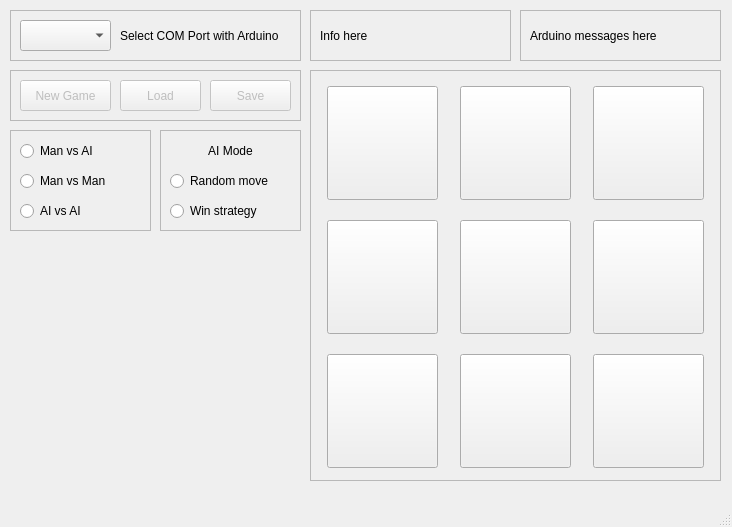
ZDAVanO/csad2425ki410ivaniukoo07, file src/win/Client_Lab_3/mainwindow.ui: the form before one commit.
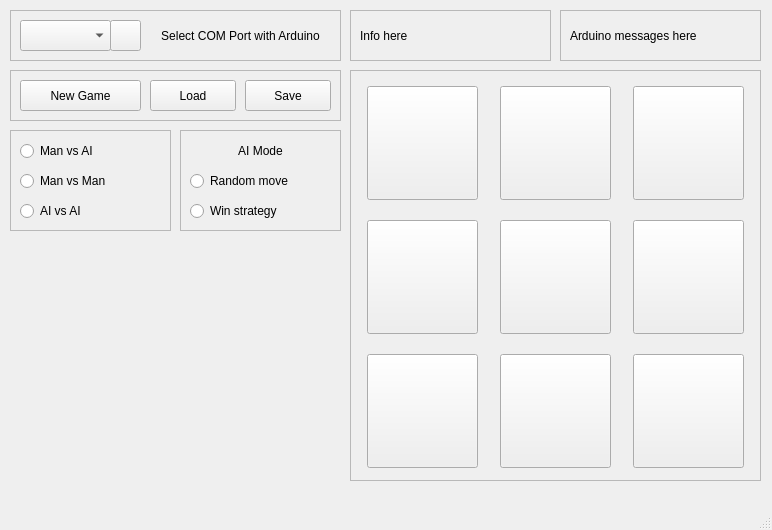
The form after the commit. Icons and pictures are not drawn.

Commit message: add client refresh button

The edit to the form file:
```diff
--- a/src/win/Client_Lab_3/mainwindow.ui
+++ b/src/win/Client_Lab_3/mainwindow.ui
@@ -6,8 +6,8 @@
    <rect>
     <x>0</x>
     <y>0</y>
-    <width>732</width>
-    <height>527</height>
+    <width>772</width>
+    <height>530</height>
    </rect>
   </property>
   <property name="windowTitle">
@@ -22,7 +22,7 @@
      <rect>
       <x>10</x>
       <y>70</y>
-      <width>291</width>
+      <width>331</width>
       <height>51</height>
      </rect>
     </property>
@@ -34,13 +34,13 @@
     </property>
     <widget class="QPushButton" name="newButton">
      <property name="enabled">
-      <bool>false</bool>
+      <bool>true</bool>
      </property>
      <property name="geometry">
       <rect>
        <x>10</x>
        <y>10</y>
-       <width>91</width>
+       <width>121</width>
        <height>31</height>
       </rect>
      </property>
@@ -50,13 +50,13 @@
     </widget>
     <widget class="QPushButton" name="loadButton">
      <property name="enabled">
-      <bool>false</bool>
+      <bool>true</bool>
      </property>
      <property name="geometry">
       <rect>
-       <x>110</x>
+       <x>140</x>
        <y>10</y>
-       <width>81</width>
+       <width>86</width>
        <height>31</height>
       </rect>
      </property>
@@ -66,13 +66,13 @@
     </widget>
     <widget class="QPushButton" name="saveButton">
      <property name="enabled">
-      <bool>false</bool>
+      <bool>true</bool>
      </property>
      <property name="geometry">
       <rect>
-       <x>200</x>
+       <x>235</x>
        <y>10</y>
-       <width>81</width>
+       <width>86</width>
        <height>31</height>
       </rect>
      </property>
@@ -89,7 +89,7 @@
      <rect>
       <x>10</x>
       <y>10</y>
-      <width>291</width>
+      <width>331</width>
       <height>51</height>
      </rect>
     </property>
@@ -118,9 +118,9 @@
     <widget class="QLabel" name="labelPort">
      <property name="geometry">
       <rect>
-       <x>110</x>
+       <x>140</x>
        <y>10</y>
-       <width>171</width>
+       <width>181</width>
        <height>31</height>
       </rect>
      </property>
@@ -130,12 +130,38 @@
      <property name="text">
       <string>Select COM Port with Arduino</string>
      </property>
+     <property name="alignment">
+      <set>Qt::AlignmentFlag::AlignCenter</set>
+     </property>
+    </widget>
+    <widget class="QPushButton" name="refreshButton">
+     <property name="geometry">
+      <rect>
+       <x>100</x>
+       <y>10</y>
+       <width>31</width>
+       <height>31</height>
+      </rect>
+     </property>
+     <property name="text">
+      <string/>
+     </property>
+     <property name="icon">
+      <iconset resource="resources.qrc">
+       <normaloff>:/resources/assets/refresh.png</normaloff>:/resources/assets/refresh.png</iconset>
+     </property>
+     <property name="iconSize">
+      <size>
+       <width>25</width>
+       <height>25</height>
+      </size>
+     </property>
     </widget>
    </widget>
    <widget class="QFrame" name="frame_stats">
     <property name="geometry">
      <rect>
-      <x>310</x>
+      <x>350</x>
       <y>10</y>
       <width>201</width>
       <height>51</height>
@@ -188,7 +214,7 @@
      <rect>
       <x>10</x>
       <y>130</y>
-      <width>141</width>
+      <width>161</width>
       <height>101</height>
      </rect>
     </property>
@@ -203,7 +229,7 @@
       <rect>
        <x>10</x>
        <y>10</y>
-       <width>121</width>
+       <width>141</width>
        <height>22</height>
       </rect>
      </property>
@@ -219,7 +245,7 @@
       <rect>
        <x>10</x>
        <y>40</y>
-       <width>121</width>
+       <width>141</width>
        <height>22</height>
       </rect>
      </property>
@@ -235,7 +261,7 @@
       <rect>
        <x>10</x>
        <y>70</y>
-       <width>121</width>
+       <width>141</width>
        <height>22</height>
       </rect>
      </property>
@@ -250,7 +276,7 @@
    <widget class="QFrame" name="frame_board">
     <property name="geometry">
      <rect>
-      <x>310</x>
+      <x>350</x>
       <y>70</y>
       <width>411</width>
       <height>411</height>
@@ -462,9 +488,9 @@
     </property>
     <property name="geometry">
      <rect>
-      <x>160</x>
+      <x>180</x>
       <y>130</y>
-      <width>141</width>
+      <width>161</width>
       <height>101</height>
      </rect>
     </property>
@@ -479,7 +505,7 @@
       <rect>
        <x>10</x>
        <y>70</y>
-       <width>121</width>
+       <width>141</width>
        <height>22</height>
       </rect>
      </property>
@@ -495,7 +521,7 @@
       <rect>
        <x>10</x>
        <y>40</y>
-       <width>121</width>
+       <width>141</width>
        <height>22</height>
       </rect>
      </property>
@@ -511,7 +537,7 @@
       <rect>
        <x>10</x>
        <y>10</y>
-       <width>121</width>
+       <width>141</width>
        <height>21</height>
       </rect>
      </property>
@@ -535,7 +561,7 @@
    <widget class="QFrame" name="frame_2">
     <property name="geometry">
      <rect>
-      <x>520</x>
+      <x>560</x>
       <y>10</y>
       <width>201</width>
       <height>51</height>
```
Left out of the diff: 2 changed lines with no effect on the pictures. The commit also changes 10 other files.
